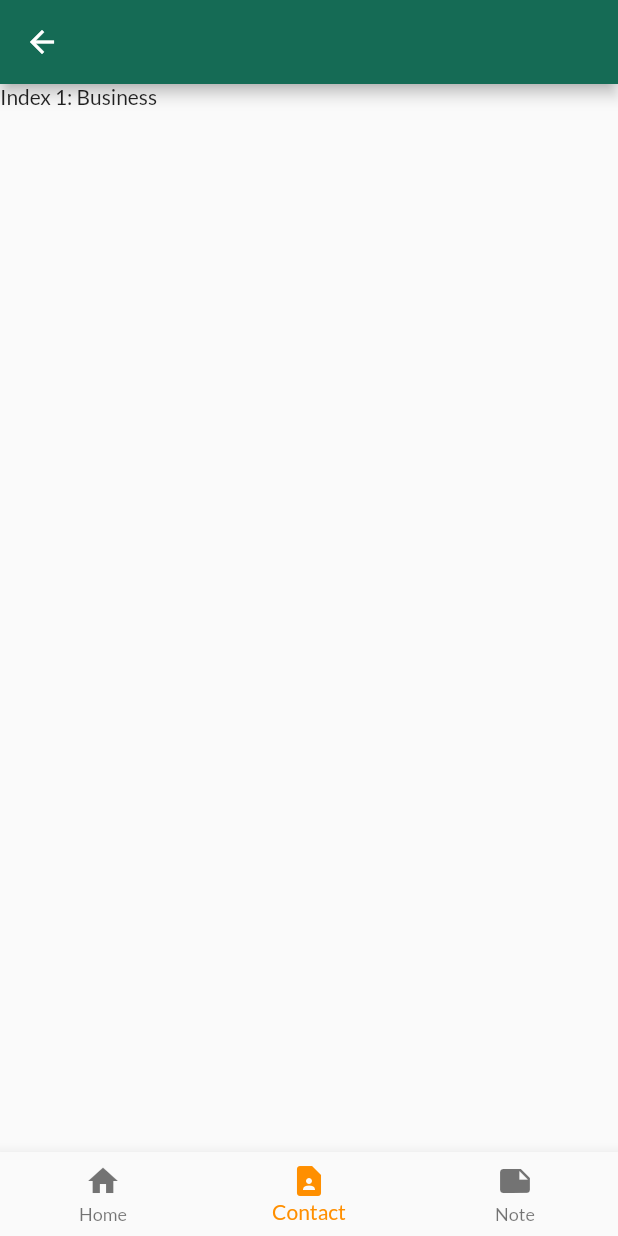
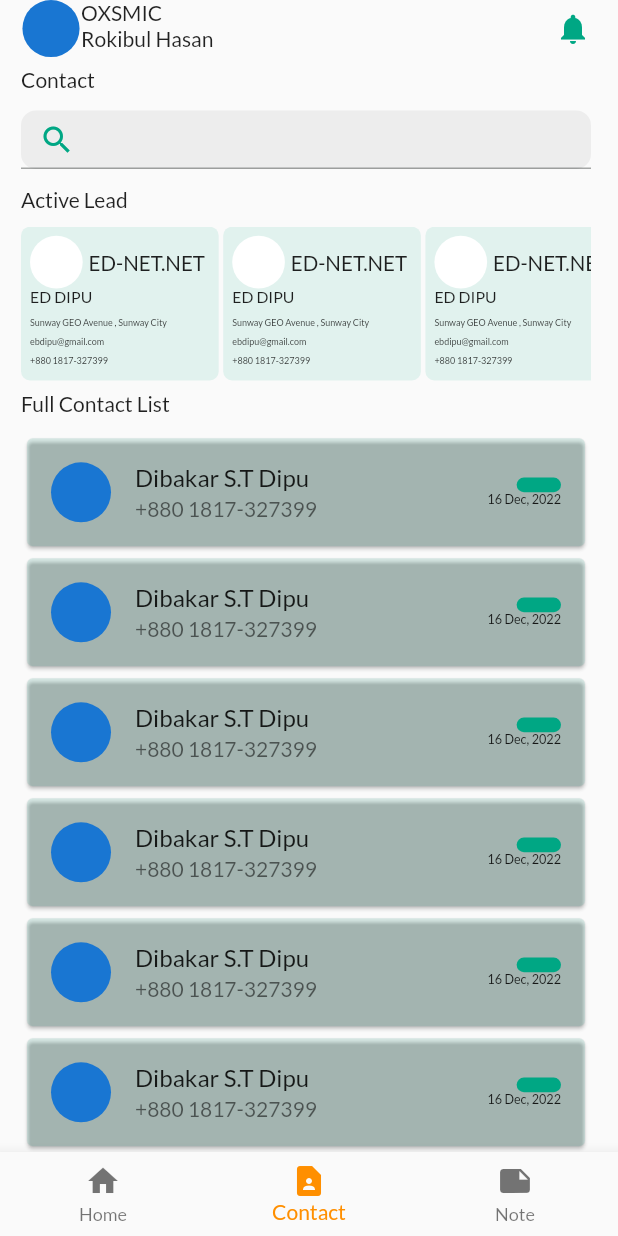
Before and after one commit to threedotsdev/kabutor-crm, a Flutter app: the Home screen opened directly, item 2 of the bottom bar chosen, on a phone screen of 412 x 824 dp. Run offline on Flutter 3.47's test engine with Material 2 defaults, Android fonts, the light colour scheme and no system bars; our stand-ins replace firebase_core, flutter_otp_text_field, flutter_screenutil, get, google_fonts; accounts and stored records are empty.

Commit message:
contactscreen

```diff
--- a/lib/packages.dart
+++ b/lib/packages.dart
@@ -19,5 +19,7 @@ export 'ui/pages/auth/newaccount_page.dart';
 export 'ui/pages/auth/password_page.dart';
 export 'ui/pages/ui/home_page.dart';
 export 'core/controllers/navigationtab_controller.dart';
+export 'ui/shared/widgets/uiwidget/contact_card.dart';
+export 'ui/shared/widgets/uiwidget/contact_Listtile.dart';
 
 export 'ui/pages/onbroading/welcome_page.dart';
--- a/lib/ui/pages/auth/password_page.dart
+++ b/lib/ui/pages/auth/password_page.dart
@@ -51,8 +51,8 @@ class SignInPass extends StatelessWidget {
                         () => TextFormField(
                           controller: passwordController,
                           obscureText: isObsecure.value,
-                          validator: (value) =>
-                              value.toString().length <=6 ? " Password Should be More Then 6" : null,
+                          //validator: (value) =>
+                             // value.toString().length <=6 ? " Password Should be More Then 6" : null,
                           decoration: InputDecoration(
                             focusColor: const Color(0xff00A784),
                             labelText: 'Password',
--- /dev/null
+++ b/lib/ui/pages/ui/contact_screen.dart
@@ -0,0 +1,122 @@
+import 'package:kabutor/packages.dart';
+
+class ContactScreen extends StatelessWidget {
+  const ContactScreen({super.key});
+
+  @override
+  Widget build(BuildContext context) {
+    ScreenUtil.init(
+      context,
+      designSize: const Size(390, 844),
+    );
+    return Scaffold(
+      body: SafeArea(
+        child: Padding(
+          padding: const EdgeInsets.only(left: 14, right: 18),
+          child: SingleChildScrollView(
+            child: Column(
+              crossAxisAlignment: CrossAxisAlignment.start,
+              children: [
+                SizedBox(
+                  height: 39.h,
+                  width: double.maxFinite,
+                  child: Row(
+                    mainAxisAlignment: MainAxisAlignment.spaceBetween,
+                    children: [
+                      SizedBox(
+                        height: 39.h,
+                        width: 133.w,
+                        child: Row(
+                          children: [
+                            const CircleAvatar(),
+                            Column(
+                              crossAxisAlignment: CrossAxisAlignment.start,
+                              children: const [
+                                Text('OXSMIC'),
+                                Text('Rokibul Hasan')
+                              ],
+                            )
+                          ],
+                        ),
+                      ),
+                      const Icon(
+                        Icons.notifications,
+                        color: Palette.themeColor,
+                      )
+                    ],
+                  ),
+                ),
+                SizedBox(
+                  height: 7.h,
+                ),
+                const Text('Contact'),
+                SizedBox(
+                  height: 12.h,
+                ),
+                Container(
+                  width: double.maxFinite,
+                  height: 40.h,
+                  decoration: BoxDecoration(
+                    borderRadius: BorderRadius.circular(10),
+                    color: Palette.scaffold,
+                    //const Color(0x19676b6f),
+                  ),
+                  child: TextFormField(
+                    decoration: const InputDecoration(
+                      prefixIcon: Icon(
+                        Icons.search,
+                        color: Palette.themeColor,
+                      ),
+                    ),
+                  ),
+                ),
+                SizedBox(
+                  height: 12.h,
+                ),
+                const Text('Active Lead'),
+                SizedBox(
+                  height: 10.h,
+                ),
+                SizedBox(
+                  height: 105.h,
+                  width: double.maxFinite,
+                  child: GridView.builder(
+                      scrollDirection: Axis.horizontal,
+                      gridDelegate:
+                          const SliverGridDelegateWithFixedCrossAxisCount(
+                        mainAxisSpacing: 3,
+                        childAspectRatio: 7 / 9,
+                        crossAxisCount: 1,
+                      ),
+                      itemCount: 10,
+                      itemBuilder: (BuildContext context, index) {
+                        return const LeadCrad();
+                      }),
+                ),
+                SizedBox(
+                  height: 7.h,
+                ),
+               const Text('Full Contact List'),
+                SizedBox(
+                  height: 11.h,
+                ),
+                SizedBox(
+                  height: double.maxFinite,
+                  width: double.maxFinite,
+                  child: ListView.builder(
+                    itemCount: 10,
+
+                   // scrollDirection: Axis.horizontal,
+                    itemBuilder: (BuildContext context,int index) {
+                      return const ContactList();
+                    },
+                  ),
+                )
+              ],
+            ),
+          ),
+        ),
+      ),
+    );
+  }
+}
--- a/lib/ui/pages/ui/home_page.dart
+++ b/lib/ui/pages/ui/home_page.dart
@@ -1,19 +1,22 @@
 import 'package:kabutor/packages.dart';
+import 'package:kabutor/ui/pages/ui/contact_screen.dart';
+import 'package:kabutor/ui/pages/ui/home_screen.dart';
+import 'package:kabutor/ui/pages/ui/note_screen.dart';
 
+// ignore: must_be_immutable
 class Home extends StatelessWidget {
   BottomnavigationController bottomnavigationController =
       Get.put(BottomnavigationController());
   Home({super.key});
   final screen = [
-    const Text('Index 0: Home'),
-    const Text('Index 1: Business'),
-    const Text('Index 2: School'),
+    const HomeScreen(),
+    const ContactScreen(),
+    const NoteScreen(),
   ];
 
   @override
   Widget build(BuildContext context) {
     return Scaffold(
-      appBar: AppBar(),
       body: Obx(
         () => IndexedStack(
           index: bottomnavigationController.currentIndex.value,
--- /dev/null
+++ b/lib/ui/pages/ui/home_screen.dart
@@ -0,0 +1,10 @@
+import '../../../packages.dart';
+
+class HomeScreen extends StatelessWidget {
+  const HomeScreen({super.key});
+
+  @override
+  Widget build(BuildContext context) {
+    return Container();
+  }
+}
--- /dev/null
+++ b/lib/ui/pages/ui/note_screen.dart
@@ -0,0 +1,11 @@
+import 'package:flutter/src/widgets/container.dart';
+import 'package:flutter/src/widgets/framework.dart';
+
+class NoteScreen extends StatelessWidget {
+  const NoteScreen({super.key});
+
+  @override
+  Widget build(BuildContext context) {
+    return Container();
+  }
+}
--- /dev/null
+++ b/lib/ui/shared/widgets/uiwidget/contact_Listtile.dart
@@ -0,0 +1,46 @@
+import '../../../../packages.dart';
+
+class ContactList extends StatelessWidget {
+  const ContactList({super.key});
+
+  @override
+  Widget build(BuildContext context) {
+    return Card(
+      color:const Color(0xff00A784).withOpacity(0.1),
+      child: ListTile(
+        leading: const CircleAvatar(),
+        title: const Text('Dibakar S.T Dipu'),
+        subtitle: const Text('+880 1817-327399'),
+        trailing: Column(
+          mainAxisAlignment: MainAxisAlignment.center,
+          crossAxisAlignment: CrossAxisAlignment.end,
+          children: [
+            Container(
+              decoration: BoxDecoration(
+                color: Palette.themeColor,
+                borderRadius: BorderRadius.circular(16)
+              ),
+              height: 10.h,
+              width: 28.w,
+
+              child: TextButton(
+                onPressed: () {},
+                child: Text(
+                  'Active',
+                  style: TextStyle(
+                    fontSize: 6.sp,
+                    //color: Colors.white,
+                  ),
+                ),
+              ),
+            ),
+            Text(
+              '16 Dec, 2022',
+              style: TextStyle(fontSize: 8.sp),
+            )
+          ],
+        ),
+      ),
+    );
+  }
+}
--- /dev/null
+++ b/lib/ui/shared/widgets/uiwidget/contact_card.dart
@@ -0,0 +1,65 @@
+import '../../../../packages.dart';
+
+class LeadCrad extends StatelessWidget {
+  const LeadCrad({super.key});
+
+  @override
+  Widget build(BuildContext context) {
+    return Container(
+      height: 110.h,
+      width: 134.w,
+      decoration: BoxDecoration(
+        color:const Color(0x1900a783),
+        borderRadius: BorderRadius.circular(6),
+      ),
+      child: Padding(
+        padding: const EdgeInsets.all(6),
+        child: Column(
+          crossAxisAlignment: CrossAxisAlignment.start,
+          children: [
+            Row(
+              children: [
+                CircleAvatar(
+                  radius: 18.r,
+                  backgroundColor: Colors.white,
+                ),
+                SizedBox(
+                  width: 4.h,
+                ),
+                Text(
+                  'ED-NET.NET',
+                  style: TextStyle(fontSize: 13.sp),
+                )
+              ],
+            ),
+            Text(
+              'ED DIPU',
+              style: TextStyle(fontSize: 10.sp),
+            ),
+            SizedBox(
+              height: 6.h,
+            ),
+            const Text(
+              'Sunway GEO Avenue , Sunway City',
+              style: TextStyle(fontSize: 6),
+            ),
+            SizedBox(
+              height: 6.h,
+            ),
+            const Text(
+              'ebdipu@gmail.com',
+              style: TextStyle(fontSize: 6),
+            ),
+            SizedBox(
+              height: 6.h,
+            ),
+            const Text(
+              '+880 1817-327399',
+              style: TextStyle(fontSize: 6),
+            ),
+          ],
+        ),
+      ),
+    );
+  }
+}
```
